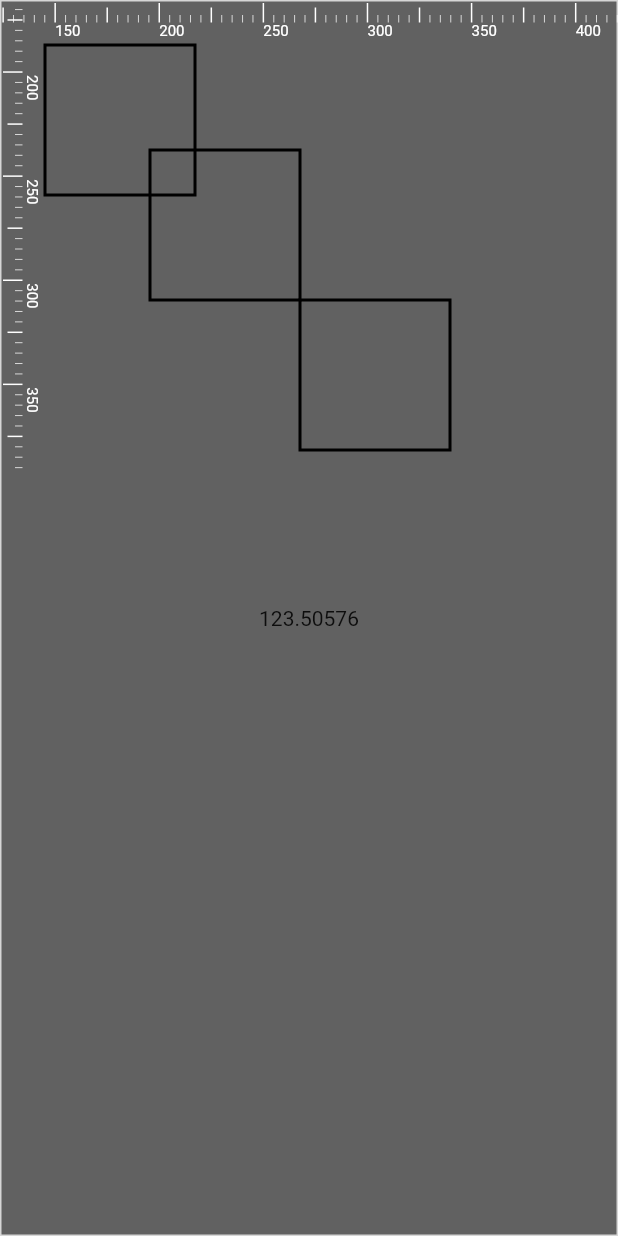
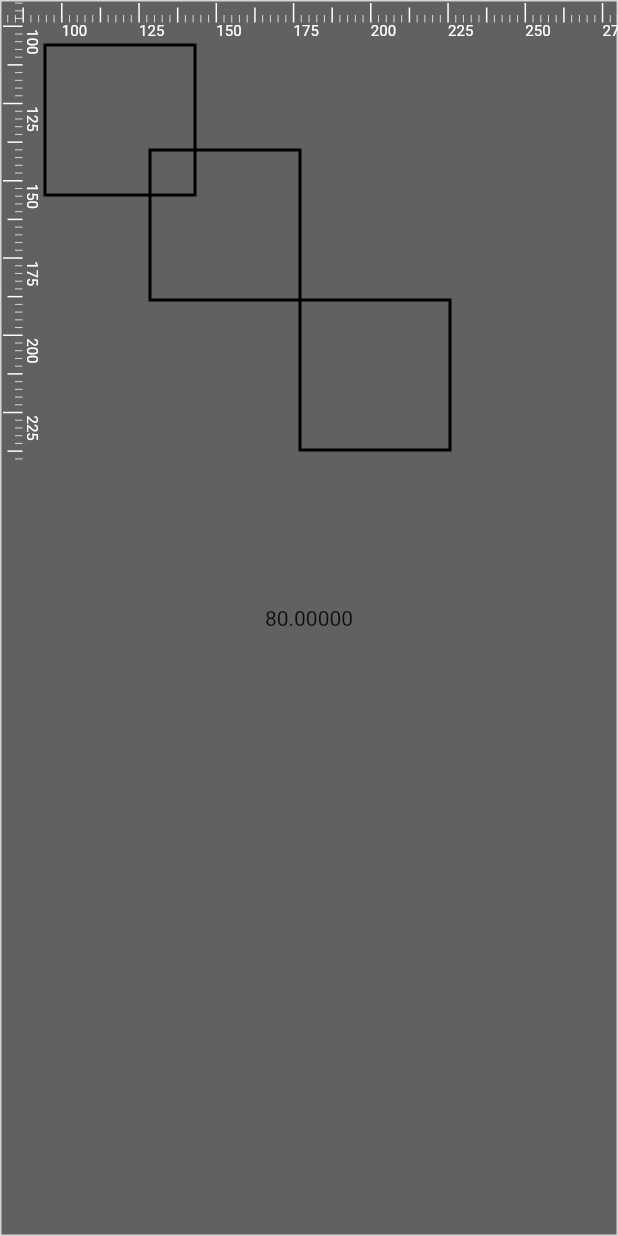
Before and after one commit to Norman-w/vectorgraph, a Flutter app: the screen it shows after launch, on a phone screen of 412 x 824 dp. Run offline on Flutter 3.47's test engine with Material 2 defaults, Android fonts, the phone set to English and light mode, and no system bars; missing offline and left inert: window_manager.

```diff
--- a/lib/main.dart
+++ b/lib/main.dart
@@ -1,10 +1,15 @@
 import 'package:flutter/material.dart';
 import 'package:flutter/rendering.dart';
 import 'package:vectorgraph/viewer/rect_painter.dart';
+import 'package:vectorgraph/viewer/space_layer.dart';
 import 'package:window_manager/window_manager.dart';
 
 import 'viewer/canva.dart';
+import 'viewer/paper.dart';
+import 'viewer/space.dart';
 import 'viewer/view_port.dart';
+//import layer class
+
 
 void main() async {
   // WidgetsFlutterBinding.ensureInitialized();
@@ -27,9 +32,29 @@ void main() async {
   runApp(MyApp());
 }
 
+Space initSpace(){
+  var space = Space();
+  var layer = SpaceLayer(0);
+
+
+
+  var paper = Paper(
+    name: "paper1",
+    width: 1000,
+    height: 1000,
+    color: Colors.white,
+  );
+
+  space.addPaper(paper);
+
+  space.layers.add(layer);
+    return space;
+}
 class MyApp extends StatelessWidget {
   @override
   Widget build(BuildContext context) {
+    //初始化空间以进行渲染
+    var space = initSpace();
     return MaterialApp(
       title: 'Flutter Demo',
       theme: ThemeData(
@@ -40,6 +65,8 @@ class MyApp extends StatelessWidget {
           body:
           Stack(
             children: [
+              //之前的一个测试,可以直接用鼠标拖动绘制直线的例子,有背景网格
+              //Canva(),
               //先绘制背景
               Container(
                 decoration:
@@ -49,7 +76,7 @@ class MyApp extends StatelessWidget {
                 ),
               ),
               //在上面绘制视口
-              ViewPort(),
+              ViewPort(space),
               //测试绘制一些矩形
               RectPaint(
                 [
--- /dev/null
+++ b/lib/viewer/paper.dart
@@ -0,0 +1,38 @@
+import 'package:flutter/material.dart';
+
+/**
+ * 纸张.
+ * 可以理解为限定输出的区域.超出这个区域的可以绘制,但是不能打印出来.理解成一个参照就可以.实际上
+ * 在编辑矢量图或者是各种结构图,草图,流程图,思维导图等都是以这个大小来参考而非绝对限制.
+ */
+
+class Paper{
+  String name;
+  double width;
+  double height;
+  Color color;
+  Paper({required this.name,required this.width,required this.height,required this.color});
+}
+
+class PaperWidget extends StatefulWidget {
+  final Paper paper;
+  final Widget child;
+  PaperWidget({Key? key,required this.paper,required this.child}) : super(key: key);
+  @override
+  _PaperWidgetState createState() => _PaperWidgetState();
+}
+
+class _PaperWidgetState extends State<PaperWidget> {
+  @override
+  Widget build(BuildContext context) {
+    return Container(
+      width: widget.paper.width,
+      height: widget.paper.height,
+      child: widget.child,
+      //show border
+      decoration: BoxDecoration(
+        border: Border.all(color: Colors.black,width: 1)
+      ),
+    );
+  }
+}
--- a/lib/viewer/layer.dart
+++ b/lib/viewer/space_layer.dart
@@ -1,7 +1,9 @@
 //space中包含多个层,层中再包含图元和组,图元由点和线等组成.组就是图元的集合
 
-class Layer{
+class SpaceLayer{
   String name;
   int zIndex;
-  Layer(this.zIndex, {this.name = ''});
+  //dynamic objects list
+  final objects = <Object>[];
+  SpaceLayer(this.zIndex, {this.name = ''});
 }
--- a/lib/viewer/view_port.dart
+++ b/lib/viewer/view_port.dart
@@ -2,31 +2,42 @@ import 'dart:async';
 
 import 'package:flutter/material.dart';
 import 'package:vectorgraph/viewer/ruler.dart';
+
+import 'space.dart';
 class ViewPort extends StatefulWidget {
-  const ViewPort({Key? key}) : super(key: key);
+  final Space space;
+  ViewPort(this.space);
   @override
   createState() => _ViewPortState();
 }
 class _ViewPortState extends State<ViewPort>
 {
-  double currentScale =0.5;
+  //放大倍数
+  double currentScale =1;
   Offset currentOffset = Offset.zero;
   double rectWidth = 200;
   double rectLeft = 80;
   double rectHeight = 150;
   double rectTop = 91.5;
+
+
   @override
   void initState() {
     super.initState();
-    Timer.periodic(Duration(milliseconds: 20), (timer) {
+    Timer.periodic(Duration(milliseconds: 100), (timer) {
       setState(() {
-        rectWidth = rectWidth *1.001;
-        rectHeight = rectHeight *1.001;
-        rectLeft = rectLeft * 1.0011;
-        rectTop = rectTop * 1.0015;
-        // print(rectTop);
+        currentScale *= 1.001;
       });
     });
+    // Timer.periodic(Duration(milliseconds: 20), (timer) {
+    //   setState(() {
+    //     rectWidth = rectWidth *1.001;
+    //     rectHeight = rectHeight *1.001;
+    //     rectLeft = rectLeft * 1.0011;
+    //     rectTop = rectTop * 1.0015;
+    //     // print(rectTop);
+    //   });
+    // });
   }
 
   @override
```
Also changed, not shown: lib/viewer/space.dart (+16 -1 lines).
